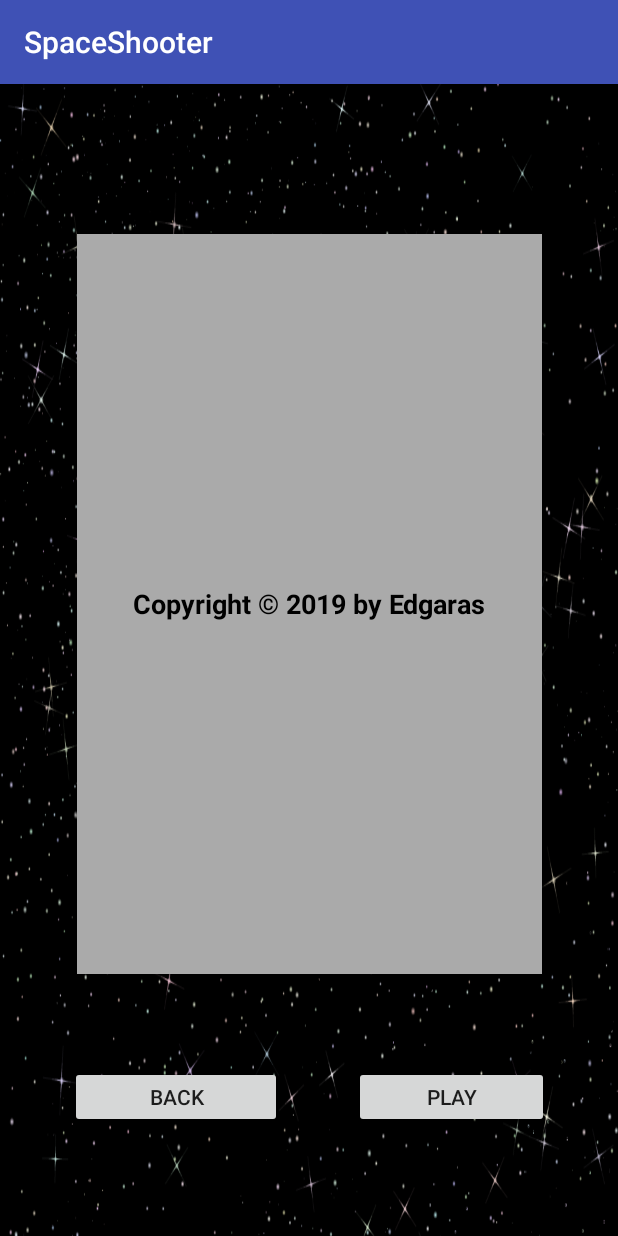
After one commit to EdgarasKazlauskas1987/Space-Shooter-1.0, an Android app: the CreditsActivity screen opened directly, with no data from a screen before it, on a phone screen of 412 x 824 dp. The commit adds this screen. Run offline under Robolectric (Android 15) with nearby library versions, the phone set to English and light mode, and no system bars.

Commit message:
Added CreditsActivity

```diff
--- a/app/build.gradle
+++ b/app/build.gradle
@@ -21,6 +21,7 @@ android {
 
 dependencies {
     implementation fileTree(dir: 'libs', include: ['*.jar'])
+    implementation 'com.android.support.constraint:constraint-layout:1.1.3'
     testImplementation 'junit:junit:4.12'
     implementation 'com.android.support:appcompat-v7:24.1.0'
     implementation 'com.android.support:design:24.1.0'
--- a/app/src/main/AndroidManifest.xml
+++ b/app/src/main/AndroidManifest.xml
@@ -8,6 +8,7 @@
         android:label="@string/app_name"
         android:supportsRtl="true"
         android:theme="@style/AppTheme">
+        <activity android:name=".CreditsActivity"></activity>
         <activity
             android:name=".MainActivity"
             android:configChanges="orientation"
--- /dev/null
+++ b/app/src/main/java/com/edgarasvilija/spaceshooter/CreditsActivity.java
@@ -0,0 +1,13 @@
+package com.edgarasvilija.spaceshooter;
+
+import android.support.v7.app.AppCompatActivity;
+import android.os.Bundle;
+
+public class CreditsActivity extends AppCompatActivity {
+
+    @Override
+    protected void onCreate(Bundle savedInstanceState) {
+        super.onCreate(savedInstanceState);
+        setContentView(R.layout.activity_credits);
+    }
+}
--- a/app/src/main/java/com/edgarasvilija/spaceshooter/MainActivity.java
+++ b/app/src/main/java/com/edgarasvilija/spaceshooter/MainActivity.java
@@ -31,6 +31,18 @@ public class MainActivity extends Activity implements View.OnClickListener
         //Listening for clicks
         playButton.setOnClickListener(this);
 
+        //Start Credits activity
+        Button creditsButton = (Button) findViewById(R.id.buttonCredits);
+        creditsButton.setOnClickListener(new View.OnClickListener() {
+            @Override
+            public void onClick(View view) {
+                Intent intent = new Intent(view.getContext(), CreditsActivity.class);
+                startActivity(intent);
+                finish();
+            }
+        });
+
+        //Quit game
         Button quitButton = (Button) findViewById(R.id.buttonQuit);
         quitButton.setOnClickListener(new View.OnClickListener() {
             @Override
@@ -41,7 +53,7 @@ public class MainActivity extends Activity implements View.OnClickListener
         });
     }
 
-    //After clicking Play button
+    //Start Game activity
     @Override
     public void onClick(View view)
     {
--- /dev/null
+++ b/app/src/main/res/layout/activity_credits.xml
@@ -0,0 +1,65 @@
+<?xml version="1.0" encoding="utf-8"?>
+<android.support.constraint.ConstraintLayout xmlns:android="http://schemas.android.com/apk/res/android"
+    xmlns:app="http://schemas.android.com/apk/res-auto"
+    xmlns:tools="http://schemas.android.com/tools"
+    android:layout_width="match_parent"
+    android:layout_height="match_parent"
+    android:background="@drawable/img_background"
+    tools:context=".CreditsActivity">
+
+    <Button
+        android:id="@+id/buttonPlay"
+        android:layout_width="130dp"
+        android:layout_height="41dp"
+        android:layout_marginStart="235dp"
+        android:layout_marginLeft="235dp"
+        android:layout_marginTop="590dp"
+        android:layout_marginEnd="46dp"
+        android:layout_marginRight="46dp"
+        android:layout_marginBottom="8dp"
+        android:text="Play"
+        app:layout_constraintBottom_toBottomOf="parent"
+        app:layout_constraintEnd_toEndOf="parent"
+        app:layout_constraintStart_toStartOf="parent"
+        app:layout_constraintTop_toTopOf="parent" />
+
+    <Button
+        android:id="@+id/buttonBack"
+        android:layout_width="141dp"
+        android:layout_height="41dp"
+        android:layout_marginStart="46dp"
+        android:layout_marginLeft="46dp"
+        android:layout_marginTop="590dp"
+        android:layout_marginEnd="224dp"
+        android:layout_marginRight="224dp"
+        android:layout_marginBottom="8dp"
+        android:text="Back"
+        app:layout_constraintBottom_toBottomOf="parent"
+        app:layout_constraintEnd_toEndOf="parent"
+        app:layout_constraintStart_toStartOf="parent"
+        app:layout_constraintTop_toTopOf="parent" />
+
+    <EditText
+        android:id="@+id/editText2"
+        android:layout_width="310dp"
+        android:layout_height="493dp"
+        android:layout_marginStart="46dp"
+        android:layout_marginLeft="46dp"
+        android:layout_marginTop="100dp"
+        android:layout_marginEnd="46dp"
+        android:layout_marginRight="46dp"
+        android:background="@android:color/darker_gray"
+        android:ems="10"
+        android:gravity="center"
+        android:inputType="none"
+        android:selectAllOnFocus="false"
+        android:text="Copyright © 2019 by Edgaras"
+        android:textColor="@android:color/black"
+        android:textStyle="bold"
+        android:visibility="visible"
+        app:layout_constraintEnd_toEndOf="parent"
+        app:layout_constraintHorizontal_bias="0.5"
+        app:layout_constraintStart_toStartOf="parent"
+        app:layout_constraintTop_toTopOf="parent" />
+
+</android.support.constraint.ConstraintLayout>
```
